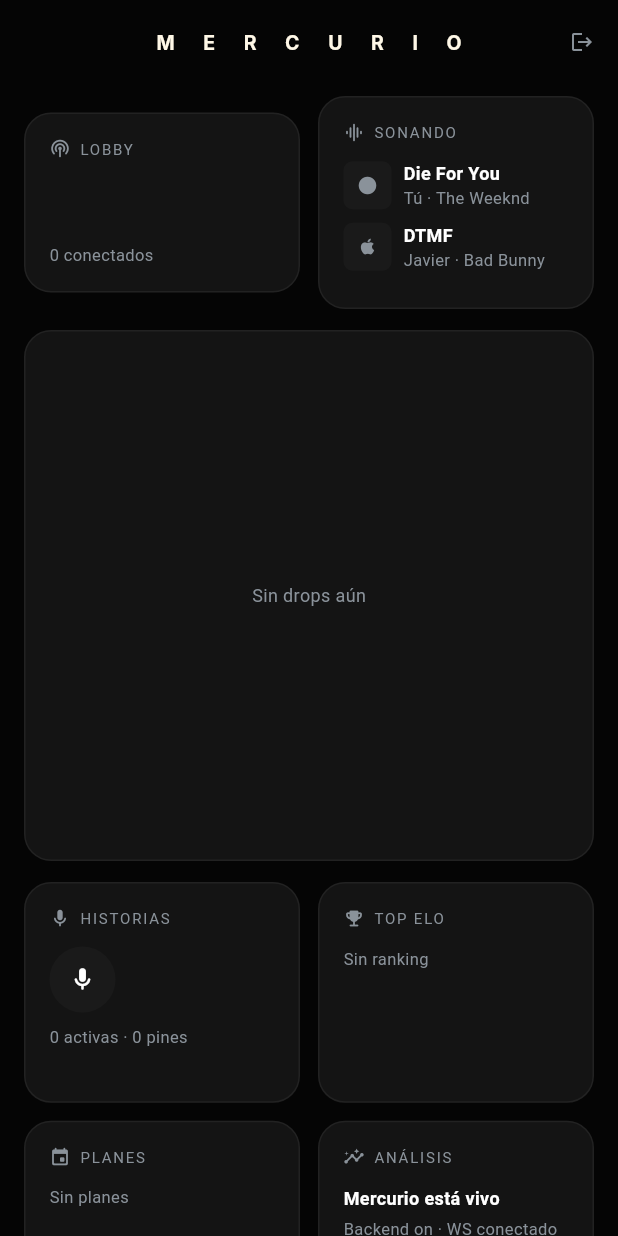
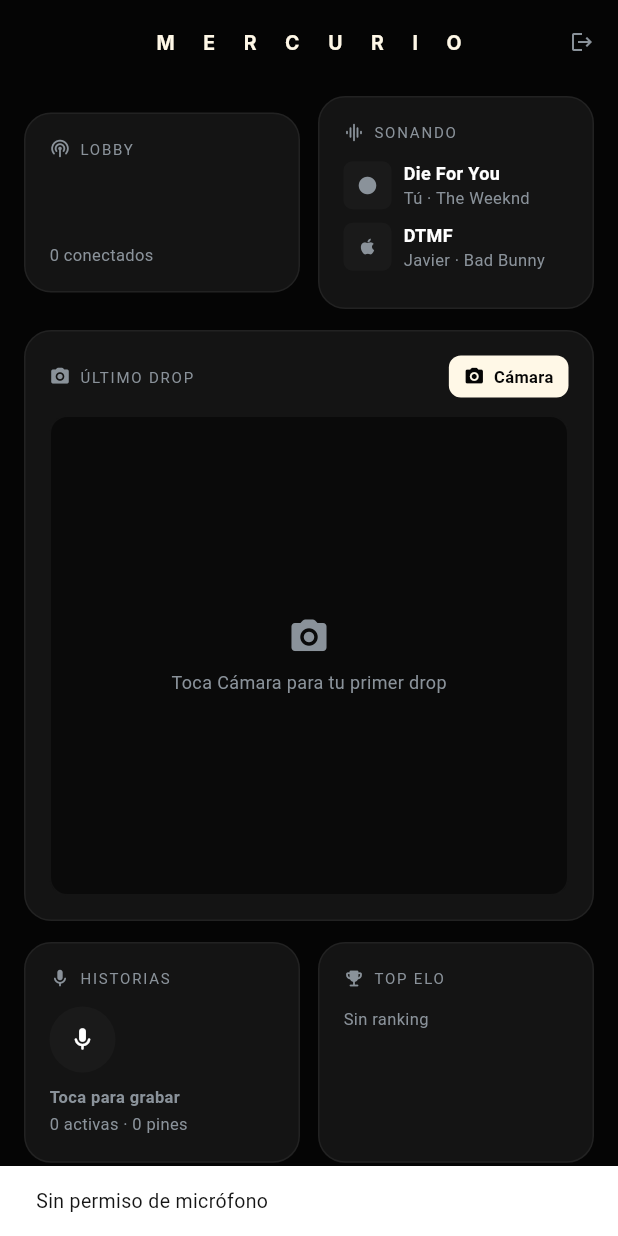
Before and after one commit to Polarbebe889/mercurio, a Flutter app: the DashboardPremium screen opened directly, after a tap on the "mic" icon, on a phone screen of 412 x 824 dp. Run offline on Flutter 3.47's test engine with Material 3 defaults, Android fonts, the phone set to English and light mode, and no system bars; our stand-ins replace audioplayers, image_picker, permission_handler, shared_preferences; missing offline and left inert: record; accounts and stored records are empty; Roboto replaces fonts that are missing (Inter).

Commit message:
fix(func): camara directa (ImageSource.camera) + MediaType + mic iOS fix + toggle grabacion con upload + lobby anillos

```diff
--- a/app/lib/screens/dashboard_premium.dart
+++ b/app/lib/screens/dashboard_premium.dart
@@ -2,6 +2,7 @@
 import 'package:flutter/material.dart';
 import 'package:http/http.dart' as http;
 import 'package:http_parser/http_parser.dart';
+import 'package:image_picker/image_picker.dart';
 import 'package:mime/mime.dart';
 import 'package:permission_handler/permission_handler.dart';
 import 'package:record/record.dart';
@@ -21,6 +22,9 @@
 
 class _DashboardPremiumState extends State<DashboardPremium> {
   final _recorder = AudioRecorder();
+  final _picker = ImagePicker();
+  bool _grabando = false;
+  DateTime? _inicio;
 
   @override
   void initState() {
@@ -31,39 +35,106 @@
     });
   }
 
-  // FIX AUDIO
-  Future<void> _grabarVoz() async {
-    final status = await Permission.microphone.request();
-    if (status != PermissionStatus.granted) {
+  @override
+  void dispose() {
+    _recorder.dispose();
+    super.dispose();
+  }
+
+  Future<void> _toggleVoz() async {
+    if (_grabando) {
+      // parar y subir
+      try {
+        final path = await _recorder.stop();
+        final secs = _inicio != null ? DateTime.now().difference(_inicio!).inSeconds.clamp(1, 600) : 2;
+        setState(() { _grabando = false; _inicio = null; });
+        if (path == null) return;
+        final f = File(path);
+        if (!await f.exists() || await f.length() == 0) {
           if (!mounted) return;
-      ScaffoldMessenger.of(context).showSnackBar(const SnackBar(content: Text('Micrófono denegado')));
+          ScaffoldMessenger.of(context).showSnackBar(const SnackBar(content: Text('Audio vacío')));
           return;
         }
-    if (!await _recorder.hasPermission()) return;
+        if (!mounted) return;
+        ScaffoldMessenger.of(context).showSnackBar(SnackBar(content: Text('Subiendo ${secs}s…')));
+        await app.api!.subirHistoria(f, secs);
+        await app.recargarTodo();
+        if (!mounted) return;
+        ScaffoldMessenger.of(context).showSnackBar(const SnackBar(content: Text('Historia subida ✓')));
+      } catch (e) {
+        setState(() { _grabando = false; });
+        if (!mounted) return;
+        ScaffoldMessenger.of(context).showSnackBar(SnackBar(content: Text('Error voz: $e')));
+      }
+      return;
+    }
+    // iniciar
+    var status = await Permission.microphone.status;
+    if (!status.isGranted) status = await Permission.microphone.request();
+    if (!status.isGranted) {
+      if (!mounted) return;
+      ScaffoldMessenger.of(context).showSnackBar(SnackBar(
+        content: Text(status.isPermanentlyDenied ? 'Micrófono bloqueado — abre Ajustes' : 'Micrófono denegado'),
+        action: status.isPermanentlyDenied ? SnackBarAction(label: 'Ajustes', onPressed: () => openAppSettings()) : null,
+      ));
+      return;
+    }
+    if (!await _recorder.hasPermission()) {
+      if (!mounted) return;
+      ScaffoldMessenger.of(context).showSnackBar(const SnackBar(content: Text('Sin permiso de micrófono')));
+      return;
+    }
     try {
       final dir = Directory.systemTemp;
       final path = '${dir.path}/mercurio_${DateTime.now().millisecondsSinceEpoch}.m4a';
       await _recorder.start(const RecordConfig(encoder: AudioEncoder.aacLc, bitRate: 128000, sampleRate: 44100), path: path);
+      setState(() { _grabando = true; _inicio = DateTime.now(); });
       if (!mounted) return;
-      ScaffoldMessenger.of(context).showSnackBar(const SnackBar(content: Text('Grabando… toca de nuevo para parar')));
-      await Future.delayed(const Duration(seconds: 3));
-      final out = await _recorder.stop();
-      if (out != null && mounted) ScaffoldMessenger.of(context).showSnackBar(SnackBar(content: Text('Audio: $out')));
-    } catch (e) { debugPrint('Audio error: $e'); }
+      ScaffoldMessenger.of(context).showSnackBar(const SnackBar(content: Text('● Grabando — toca de nuevo para enviar'), duration: Duration(seconds: 2)));
+    } catch (e) {
+      if (!mounted) return;
+      ScaffoldMessenger.of(context).showSnackBar(SnackBar(content: Text('No se pudo grabar: $e')));
+    }
   }
 
-  // FIX FOTOS
-  // ignore: unused_element
-  Future<void> _subirDrop(File file) async {
+  Future<void> _tomarFoto() async {
+    var cam = await Permission.camera.status;
+    if (!cam.isGranted) cam = await Permission.camera.request();
+    if (!cam.isGranted) {
+      if (!mounted) return;
+      ScaffoldMessenger.of(context).showSnackBar(SnackBar(
+        content: Text(cam.isPermanentlyDenied ? 'Cámara bloqueada — abre Ajustes' : 'Cámara denegada'),
+        action: cam.isPermanentlyDenied ? SnackBarAction(label: 'Ajustes', onPressed: () => openAppSettings()) : null,
+      ));
+      return;
+    }
+    final x = await _picker.pickImage(source: ImageSource.camera, imageQuality: 92);
+    if (x == null) return;
+    final file = File(x.path);
+    try {
       final mimeType = lookupMimeType(file.path) ?? 'image/jpeg';
       final parts = mimeType.split('/');
       final uri = Uri.parse('${AppConfig.apiBase}/drops');
       final req = http.MultipartRequest('POST', uri);
       req.headers['x-token'] = app.token ?? '';
       req.files.add(await http.MultipartFile.fromPath('file', file.path, contentType: MediaType(parts[0], parts[1])));
-    req.fields['caption'] = 'drop';
-    final resp = await req.send();
-    debugPrint('Drop status: ${resp.statusCode}');
+      req.fields['caption'] = '';
+      if (!mounted) return;
+      ScaffoldMessenger.of(context).showSnackBar(const SnackBar(content: Text('Subiendo foto…')));
+      final streamed = await req.send();
+      final resp = await http.Response.fromStream(streamed);
+      if (resp.statusCode == 200 || resp.statusCode == 201) {
+        await app.recargarTodo();
+        if (!mounted) return;
+        ScaffoldMessenger.of(context).showSnackBar(const SnackBar(content: Text('Drop subido ✓')));
+      } else {
+        if (!mounted) return;
+        ScaffoldMessenger.of(context).showSnackBar(SnackBar(content: Text('Error ${resp.statusCode}: ${resp.body}')));
+      }
+    } catch (e) {
+      if (!mounted) return;
+      ScaffoldMessenger.of(context).showSnackBar(SnackBar(content: Text('Error foto: $e')));
+    }
   }
 
   BoxDecoration _cardDeco() => BoxDecoration(
@@ -118,7 +189,6 @@
               SliverPadding(
                 padding: const EdgeInsets.fromLTRB(16, 8, 16, 32),
                 sliver: SliverList.list(children: [
-                  // ARRIBA: Lobby + Sonando lado a lado
                   Row(children: [
                     Expanded(child: _heroCard(
                       tag: 'lobby',
@@ -126,7 +196,7 @@
                       child: Column(crossAxisAlignment: CrossAxisAlignment.start, children: [
                         const Row(children: [Icon(Icons.podcasts_rounded, size: 14, color: Color(0xFF8A929A)), SizedBox(width: 6), Text('LOBBY', style: TextStyle(color: Color(0xFF8A929A), fontSize: 10, letterSpacing: 1.2))]),
                         const SizedBox(height: 12),
-                        SizedBox(height: 36, child: ListView.separated(scrollDirection: Axis.horizontal, itemCount: usuarios.take(6).length, separatorBuilder: (_,__)=>const SizedBox(width: 8), itemBuilder: (_,i){ final u=usuarios[i]; return CircleAvatar(radius: 18, backgroundColor: const Color(0xFF1A1A1A), child: Text(u.emoji, style: const TextStyle(fontSize: 16)));})),
+                        SizedBox(height: 36, child: ListView.separated(scrollDirection: Axis.horizontal, itemCount: usuarios.length, separatorBuilder: (_,__)=>const SizedBox(width: 8), itemBuilder: (_,i){ final u=usuarios[i]; final hasVoz = app.historias.any((h)=>h.usuarioId==u.id); return Container(padding: const EdgeInsets.all(2), decoration: BoxDecoration(shape: BoxShape.circle, border: Border.all(color: hasVoz?const Color(0xFFFFF8E7):Colors.transparent, width: 1.5)), child: CircleAvatar(radius: 18, backgroundColor: const Color(0xFF1A1A1A), child: Text(u.emoji, style: const TextStyle(fontSize: 16))));})),
                         const SizedBox(height: 8),
                         Text('${usuarios.length} conectados', style: const TextStyle(color: Color(0xFF8A929A), fontSize: 11)),
                       ]),
@@ -153,12 +223,21 @@
                     )),
                   ]),
                   const SizedBox(height: 14),
-                  // PROTAGONISTA: Último Drop 320px
+                  // PROTAGONISTA
                   _heroCard(
                     tag: 'drop',
                     detail: _DetailScaffold(title: 'Drop', child: lastDropUrl!=null?InteractiveViewer(child: Image.network(lastDropUrl)):const Text('Sin drop', style: TextStyle(color: Colors.white))),
-                    child: lastDropUrl==null
-                        ? const SizedBox(height: 320, child: Center(child: Text('Sin drops aún', style: TextStyle(color: Color(0xFF8A929A), fontSize: 12))))
+                    child: Column(crossAxisAlignment: CrossAxisAlignment.stretch, children: [
+                      Row(children: [
+                        const Icon(Icons.camera_alt_rounded, size: 14, color: Color(0xFF8A929A)),
+                        const SizedBox(width: 6),
+                        const Text('ÚLTIMO DROP', style: TextStyle(color: Color(0xFF8A929A), fontSize: 10, letterSpacing: 1.2)),
+                        const Spacer(),
+                        InkWell(onTap: _tomarFoto, borderRadius: BorderRadius.circular(8), child: Container(padding: const EdgeInsets.symmetric(horizontal: 10, vertical: 6), decoration: BoxDecoration(color: const Color(0xFFFFF8E7), borderRadius: BorderRadius.circular(8)), child: const Row(children: [Icon(Icons.camera_alt_rounded, size: 14, color: Color(0xFF050505)), SizedBox(width: 6), Text('Cámara', style: TextStyle(color: Color(0xFF050505), fontSize: 11, fontWeight: FontWeight.w700))]))),
+                      ]),
+                      const SizedBox(height: 12),
+                      lastDropUrl==null
+                          ? InkWell(onTap: _tomarFoto, child: Container(height: 320, decoration: BoxDecoration(color: const Color(0xFF0A0A0A), borderRadius: BorderRadius.circular(12), border: Border.all(color: Colors.white.withOpacity(0.04))), child: const Center(child: Column(mainAxisSize: MainAxisSize.min, children: [Icon(Icons.camera_alt_rounded, size: 28, color: Color(0xFF8A929A)), SizedBox(height: 8), Text('Toca Cámara para tu primer drop', style: TextStyle(color: Color(0xFF8A929A), fontSize: 12))]))))
                           : Container(
                               height: 320,
                               width: double.infinity,
@@ -174,9 +253,9 @@
                                 ])),
                               ]),
                             ),
+                    ]),
                   ),
                   const SizedBox(height: 14),
-                  // GRID 2x2
                   GridView.count(
                     crossAxisCount: 2,
                     shrinkWrap: true,
@@ -191,8 +270,10 @@
                         child: Column(crossAxisAlignment: CrossAxisAlignment.start, children: [
                           const Row(children: [Icon(Icons.mic_rounded, size: 14, color: Color(0xFF8A929A)), SizedBox(width: 6), Text('HISTORIAS', style: TextStyle(color: Color(0xFF8A929A), fontSize: 10, letterSpacing: 1.2))]),
                           const SizedBox(height: 12),
-                          InkWell(onTap: _grabarVoz, child: Container(width: 44,height: 44,decoration: const BoxDecoration(color: Color(0xFF1A1A1A), shape: BoxShape.circle), child: const Icon(Icons.mic_rounded, size: 18, color: Color(0xFFFFFFFF)))),
+                          InkWell(onTap: _toggleVoz, borderRadius: BorderRadius.circular(22), child: Container(width: 44,height: 44,decoration: BoxDecoration(color: _grabando?const Color(0xFFEF4444):const Color(0xFF1A1A1A), shape: BoxShape.circle), child: Icon(_grabando?Icons.stop_rounded:Icons.mic_rounded, size: 18, color: Colors.white))),
                           const SizedBox(height: 8),
+                          Text(_grabando?'● Grabando… toca para enviar':'Toca para grabar', style: TextStyle(color: _grabando?const Color(0xFFEF4444):const Color(0xFF8A929A), fontSize: 11, fontWeight: FontWeight.w600)),
+                          const SizedBox(height: 2),
                           Text('${app.historias.length} activas · ${app.pines.length} pines', style: const TextStyle(color: Color(0xFF8A929A), fontSize: 11)),
                         ]),
                       ),
```
Also changed, not shown: 2 other files. Lines whose indentation alone changed are shown as unchanged.
